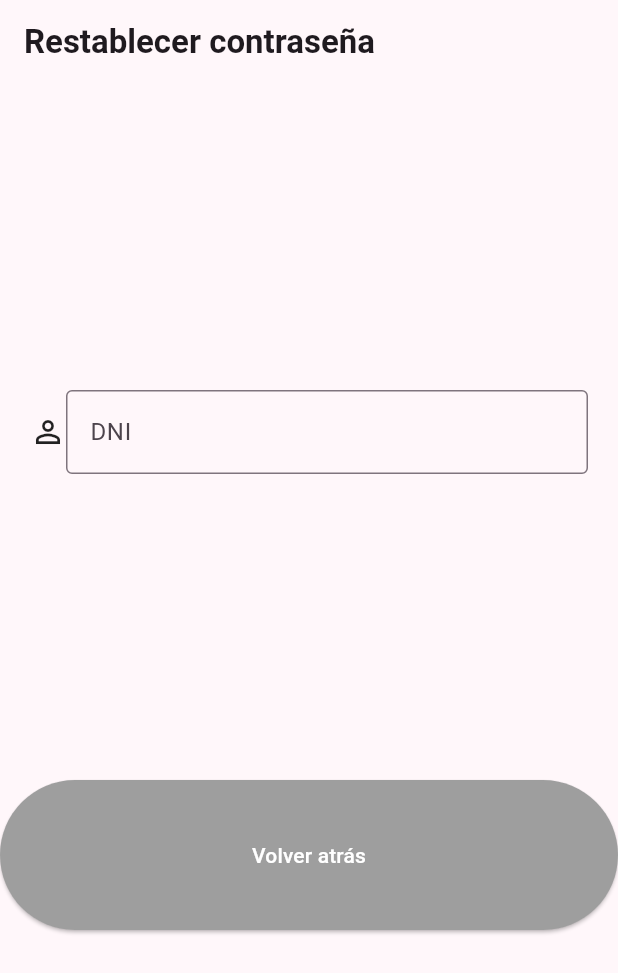
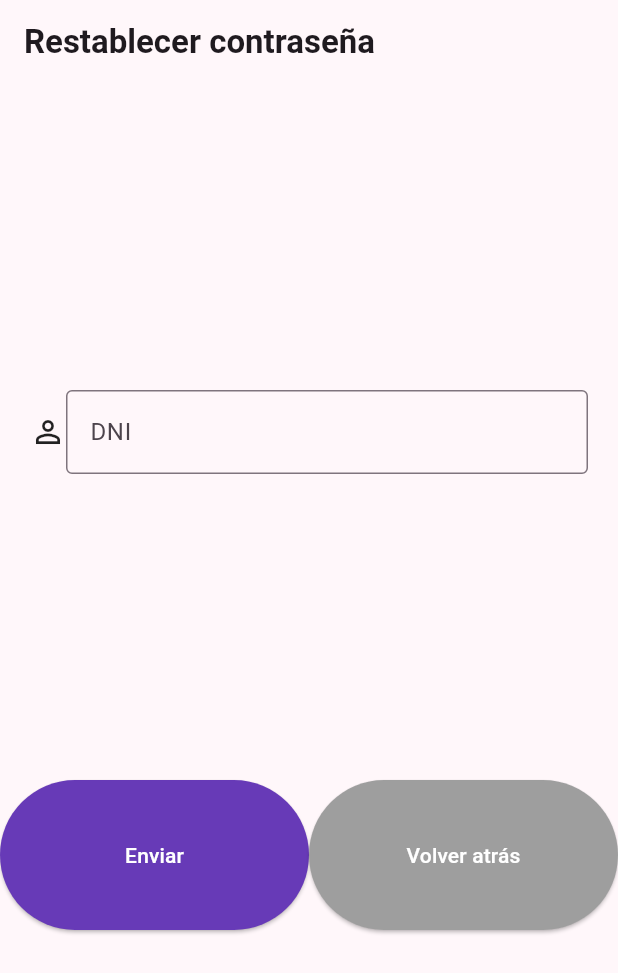
Before and after one commit to TsolidarioFG/2024-AGAELA-plataforma, a Flutter app: the PasswordRecovery screen opened by its route, on a phone screen of 412 x 824 dp. Shown: the top 973 px of the screen. Run offline on Flutter 3.47's test engine with Material 3 defaults, Android fonts, the phone set to English and light mode, and no system bars; our stand-ins replace go_router; generated files the repository leaves out were written again.

Commit message:
Added send buttons to password recovery screen

```diff
--- a/agaela_app/lib/features/password_recovery/screens/password_recovery.dart
+++ b/agaela_app/lib/features/password_recovery/screens/password_recovery.dart
@@ -1,6 +1,5 @@
-import 'package:agaela_app/common_widgets/default_back_button.dart';
-import 'package:agaela_app/common_widgets/default_button.dart';
 import 'package:agaela_app/common_widgets/default_icon_form_field.dart';
+import 'package:agaela_app/common_widgets/default_send_buttons.dart';
 import 'package:agaela_app/common_widgets/text_appbar.dart';
 import 'package:agaela_app/routing/router.dart';
 import 'package:flutter/material.dart';
@@ -36,14 +35,9 @@ class _PasswordRecoveryState extends State<PasswordRecovery> {
                 icon: const Icon(Icons.perm_identity),
                 text: AppLocalizations.of(context)!.passwordRecoveryDniField,
                 sensitiveInformation: false),
-            Row(
-              children: <Widget>[
-                Expanded(
-                    child: DefaultBackButton(
-                  backPage: () => context.goNamed(RoutesNames.login.name),
-                ))
-              ],
-            )
+            DefaultSendButtons(
+                sendFunction: () => {},
+                backPage: () => context.goNamed(RoutesNames.login.name))
           ],
         ),
       ),
```
